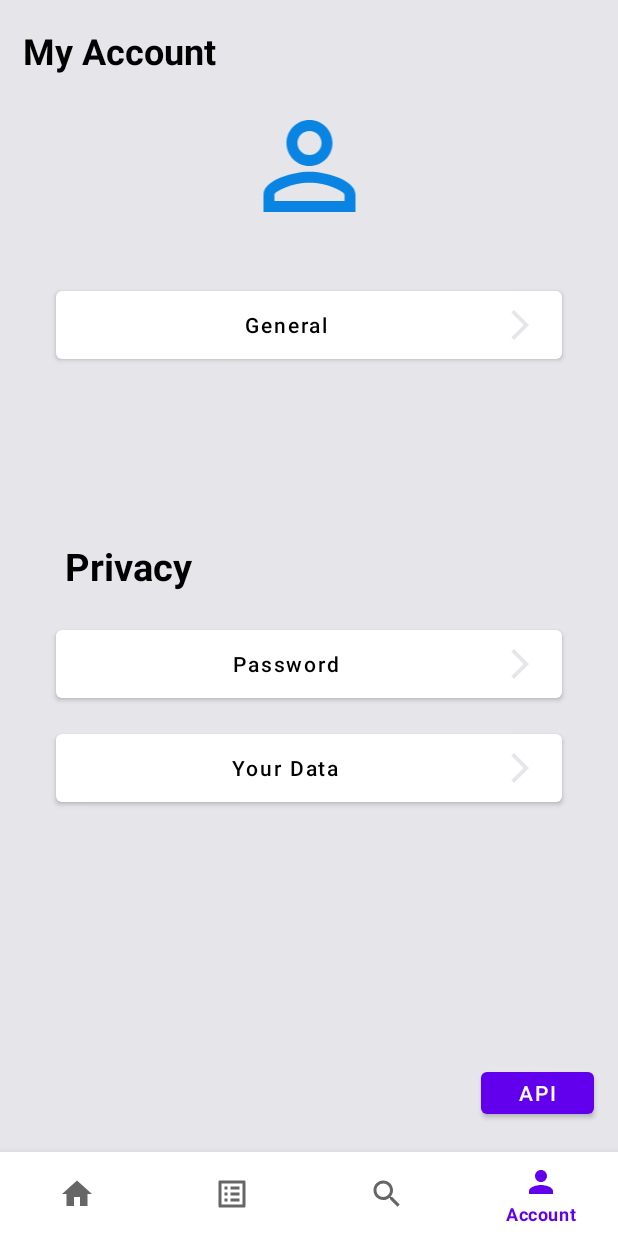
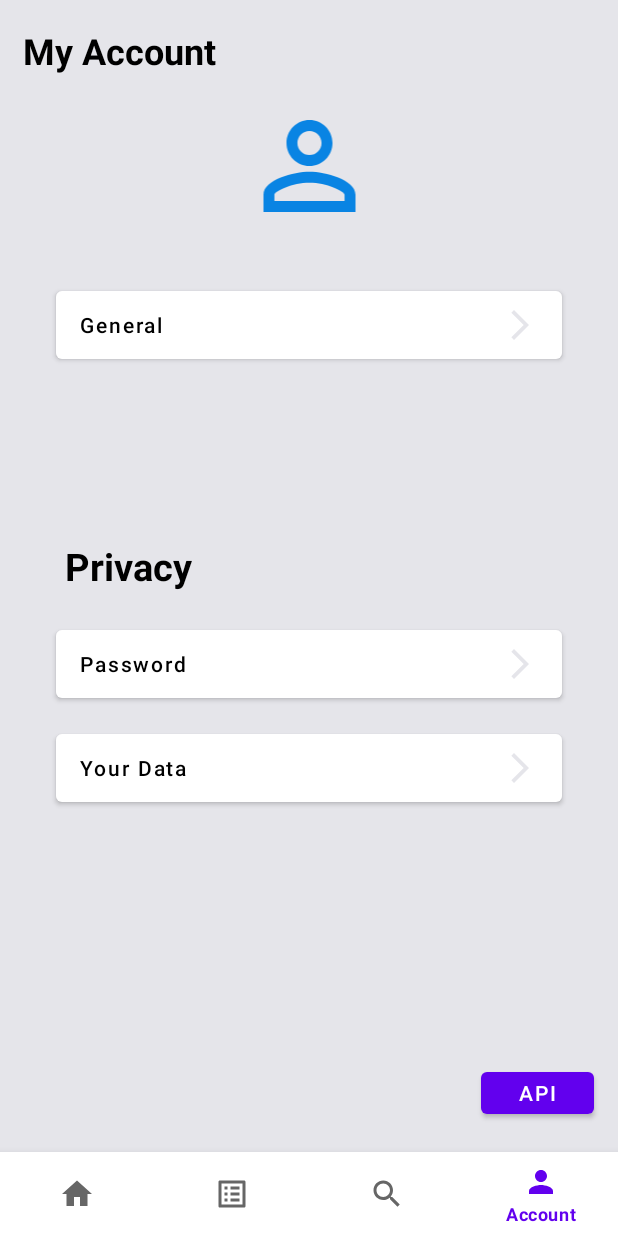
Before and after one commit to apantzar/androidRecipeProject2021, an Android app: the ThirdFragment screen opened through its navigation route, on a phone screen of 412 x 824 dp. Run offline under Robolectric (Android 15) with nearby library versions, the phone set to English and light mode, and no system bars; our stand-ins replace navigation-ui; libraries missing offline, so code that uses them is left out: com.squareup.okhttp.

Commit message:
Account buttons align changed

```diff
--- a/app/src/main/res/layout/fragment_third.xml
+++ b/app/src/main/res/layout/fragment_third.xml
@@ -10,6 +10,7 @@
 
     <Button
 
+        android:textAlignment="textStart"
         android:id="@+id/button6"
         android:layout_width="337dp"
         android:layout_height="57dp"
@@ -43,6 +44,7 @@
 
     <Button
 
+        android:textAlignment="textStart"
         android:textAllCaps="false"
         android:drawableRight="@drawable/ic_arrow2"
         android:id="@+id/button3"
@@ -58,6 +60,7 @@
 
     <Button
 
+        android:textAlignment="textStart"
         android:textAllCaps="false"
         android:drawableRight="@drawable/ic_arrow2"
         android:id="@+id/button5"
```
